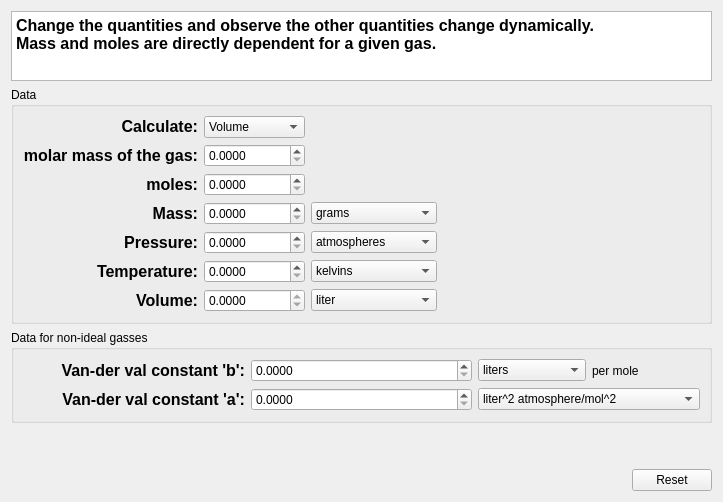
KDE/kalzium, file src/calculator/gasCalculator.ui: the form before one commit.
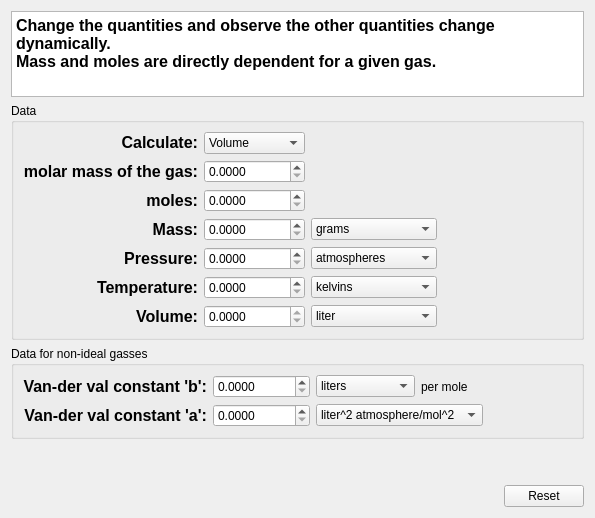
The form after the commit. Custom widgets are drawn as their Qt base class.

```diff
--- a/src/calculator/gasCalculator.ui
+++ b/src/calculator/gasCalculator.ui
@@ -6,13 +6,19 @@
    <rect>
     <x>0</x>
     <y>0</y>
-    <width>723</width>
-    <height>500</height>
+    <width>595</width>
+    <height>518</height>
    </rect>
   </property>
   <layout class="QVBoxLayout" name="verticalLayout_2">
    <item>
     <widget class="KTextEdit" name="ktextedit">
+     <property name="maximumSize">
+      <size>
+       <width>16777215</width>
+       <height>150</height>
+      </size>
+     </property>
      <property name="readOnly">
       <bool>true</bool>
      </property>
@@ -489,6 +495,19 @@
           </item>
          </widget>
         </item>
+        <item row="0" column="3">
+         <spacer name="horizontalSpacer_2">
+          <property name="orientation">
+           <enum>Qt::Horizontal</enum>
+          </property>
+          <property name="sizeHint" stdset="0">
+           <size>
+            <width>40</width>
+            <height>20</height>
+           </size>
+          </property>
+         </spacer>
+        </item>
        </layout>
       </item>
      </layout>
```
Left out of the diff: 85 changed lines with no effect on the pictures.
